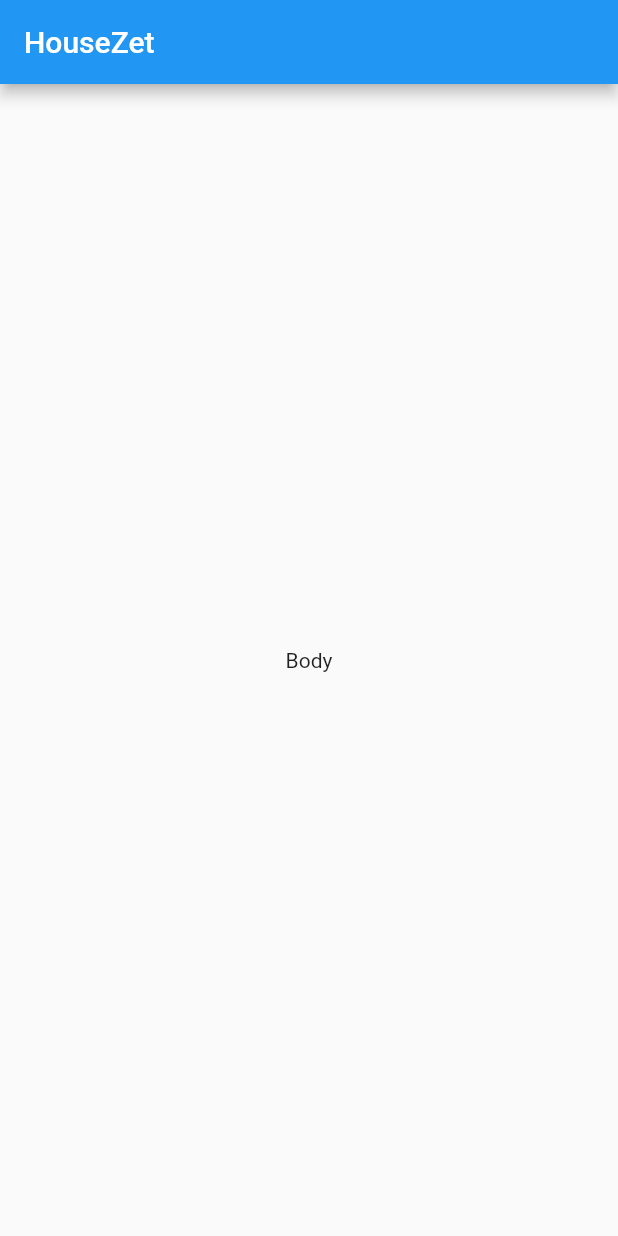
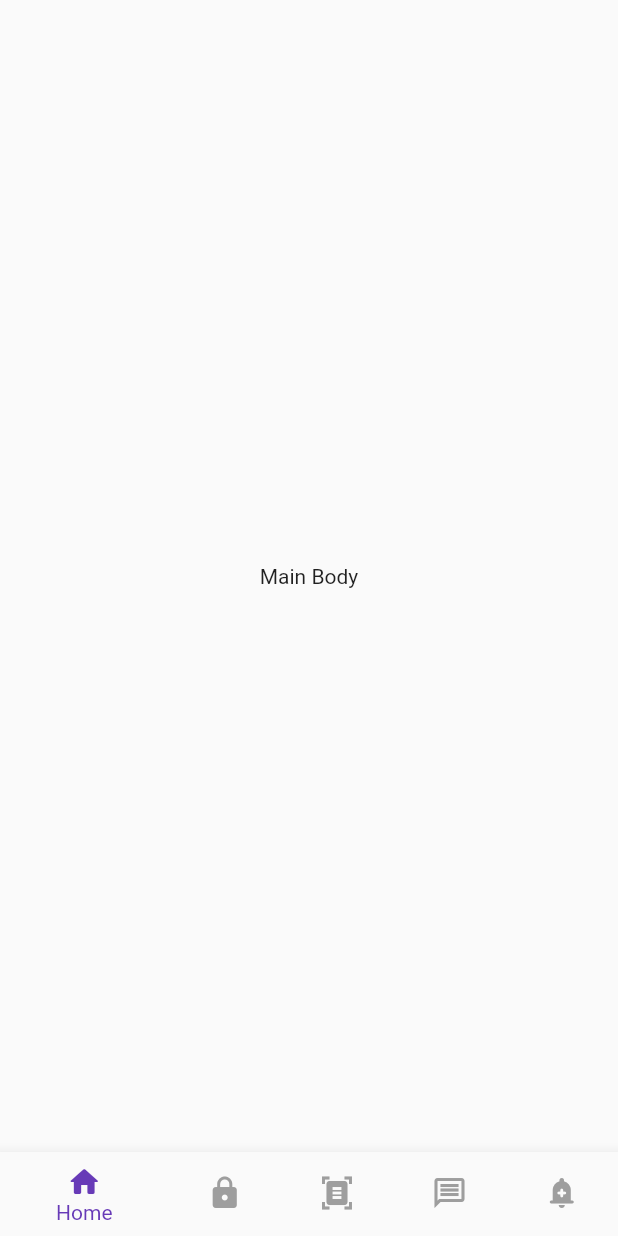
Before and after one commit to kunal-umap/Prj_UI, a Flutter app: the screen it shows after launch, on a phone screen of 412 x 824 dp. Run offline on Flutter 3.47's test engine with Material 2 defaults, Android fonts, the phone set to English and light mode, and no system bars.

Commit message:
bottom bar added

```diff
--- a/lib/screens/BottomBar.dart
+++ b/lib/screens/BottomBar.dart
@@ -1,3 +1,4 @@
+import 'package:app_ui/screens/homePage.dart';
 import 'package:flutter/material.dart';
 
 class BottomBar extends StatefulWidget {
@@ -11,10 +12,44 @@ class _BottomBarState extends State<BottomBar> {
   @override
   Widget build(BuildContext context) {
     return Scaffold(
-      appBar: AppBar(
-        title: Text("HouseZet"),
-      ),
-      body: Center(child: Text("Body")),
+      body: homePage(),
+      bottomNavigationBar:  BottomNavigationBar(
+          currentIndex:0,
+
+          selectedItemColor: Colors.deepPurple,
+          unselectedItemColor: Colors.grey,
+          items: const [
+            BottomNavigationBarItem(
+              icon: Icon(
+                Icons.home_rounded,
+              ),
+              label: "Home",
+            ),
+            BottomNavigationBarItem(
+              icon: Icon(
+                Icons.lock,
+              ),
+              label: "Lock",
+            ),
+            BottomNavigationBarItem(
+              icon: Icon(
+                Icons.document_scanner,
+              ),
+              label: "Scan",
+            ),
+            BottomNavigationBarItem(
+              icon: Icon(
+                Icons.message_outlined,
+              ),
+              label: "Message",
+            ),
+            BottomNavigationBarItem(
+              icon: Icon(
+                Icons.add_alert_rounded,
+              ),
+              label: "Alert",
+            ),
+          ]),
     );
   }
 }
--- /dev/null
+++ b/lib/screens/homePage.dart
@@ -0,0 +1,19 @@
+import 'package:flutter/material.dart';
+
+class homePage extends StatefulWidget {
+  const homePage({Key? key}) : super(key: key);
+
+  @override
+  State<homePage> createState() => _homePageState();
+}
+
+class _homePageState extends State<homePage> {
+  @override
+  Widget build(BuildContext context) {
+    return Scaffold(
+      body: Center(
+        child: Text("Main Body"),
+      ),
+    );
+  }
+}
```
Also changed, not shown: lib/assets/images/Group.png (added).
